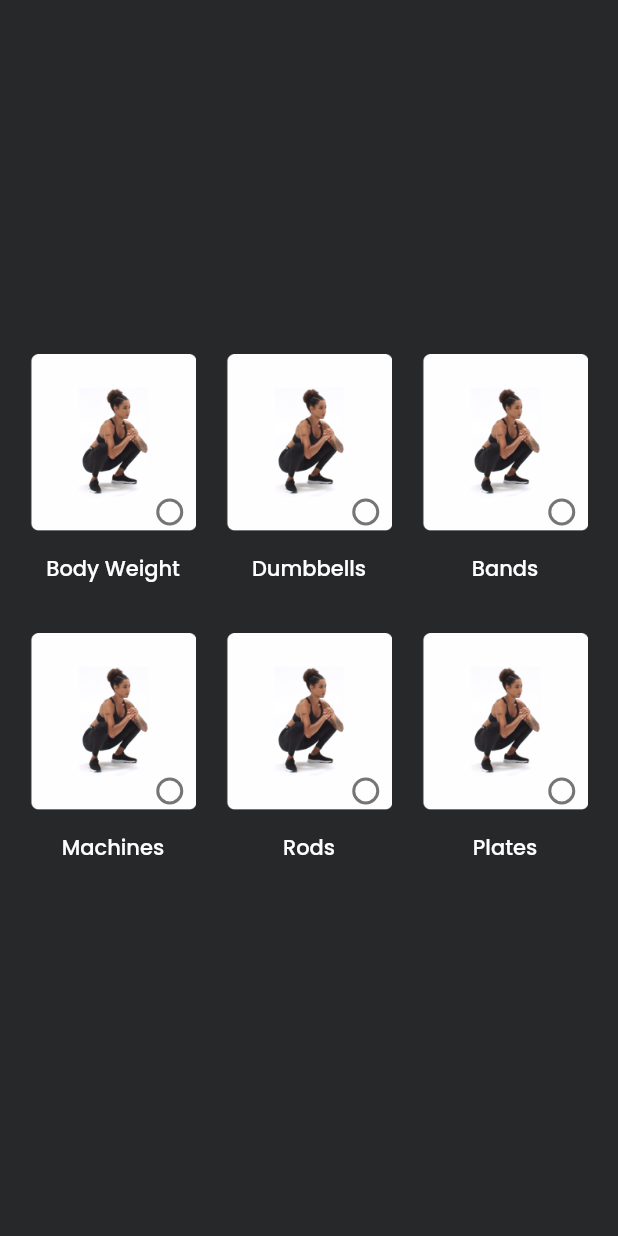
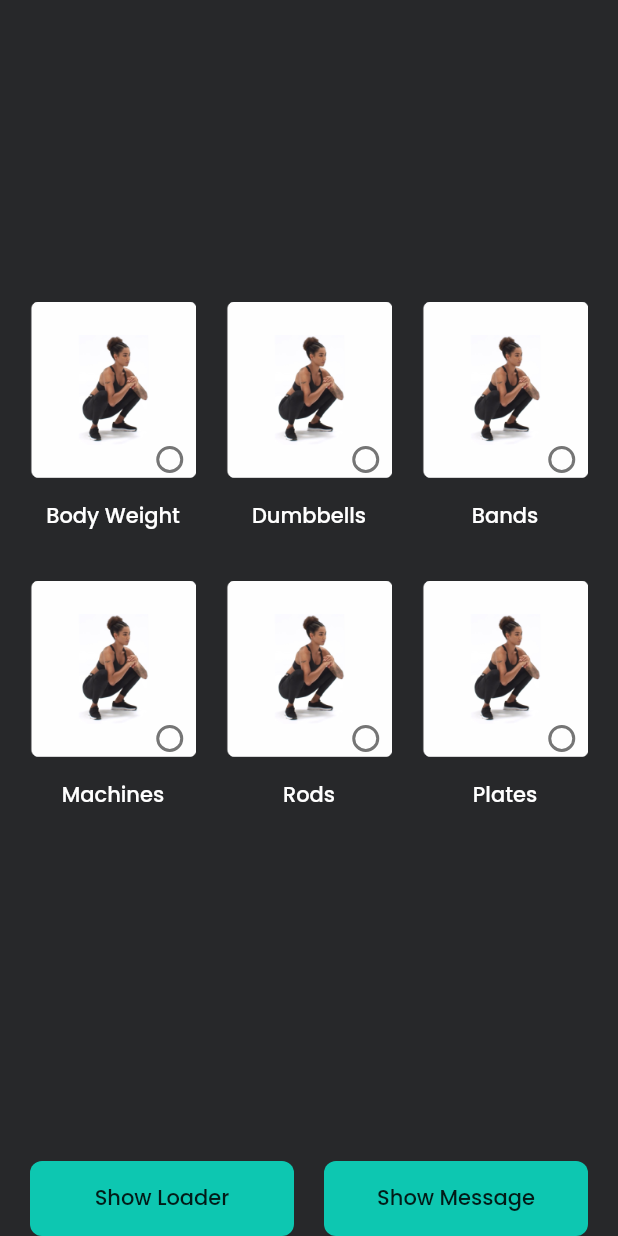
Before and after one commit to scalidig/flutter-test-task, a Flutter app: the screen it shows after launch, on a phone screen of 412 x 824 dp. Run offline on Flutter 3.47's test engine with Material 2 defaults, Android fonts, the phone set to English and light mode, and no system bars; our stand-ins replace flutter_bloc, freezed_annotation, shared_preferences.

Commit message:
task done

```diff
--- a/lib/utils/helpers/helper_functions.dart
+++ b/lib/utils/helpers/helper_functions.dart
@@ -1,9 +1,11 @@
 import 'package:flutter/material.dart';
+import 'package:task_equipment/utils/resources/app_colors.dart';
 
 class HelperFunctions {
   static void showSnackBar(BuildContext context, String message) {
     ScaffoldMessenger.of(context).showSnackBar(
       SnackBar(
+        backgroundColor: AppColors.buttonColor,
         content: Text(message),
       ),
     );
--- a/lib/utils/resources/app_colors.dart
+++ b/lib/utils/resources/app_colors.dart
@@ -2,4 +2,5 @@ import 'dart:ui';
 
 class AppColors {
   static Color backgroundColor = const Color(0xff27282A);
+  static Color buttonColor = const Color(0xff0DC7B1);
 }
--- /dev/null
+++ b/lib/views/equipment/components/equipment_card.dart
@@ -0,0 +1,38 @@
+import 'package:flutter/material.dart';
+import 'package:flutter_bloc/flutter_bloc.dart';
+import 'package:task_equipment/models/equipment/equipment_data_model.dart';
+import 'package:task_equipment/utils/resources/app_text_styles.dart';
+import 'package:task_equipment/views/equipment/components/image_card.dart';
+import 'package:task_equipment/views/equipment/cubit/equipment_cubit.dart';
+
+class EquipmentCard extends StatelessWidget {
+  final EquipmentDataModel item;
+  final int index;
+
+  const EquipmentCard({super.key, required this.item, required this.index});
+
+  @override
+  Widget build(BuildContext context) {
+    return Column(
+      children: [
+        Expanded(
+          flex: 4,
+          child: ImageCard(
+            path: item.imagePath ?? "",
+            isSelected: item.isSelected!,
+            onChange: (val) {
+              BlocProvider.of<EquipmentCubit>(context, listen: false)
+                  .updateAvailableData(context, index, val!);
+            },
+          ),
+        ),
+        Expanded(
+          child: Text(
+            item.title ?? '',
+            style: AppTextStyles.titleStyle.copyWith(color: Colors.white),
+          ),
+        ),
+      ],
+    );
+  }
+}
--- a/lib/views/equipment/components/image_card.dart
+++ b/lib/views/equipment/components/image_card.dart
@@ -1,5 +1,4 @@
 import 'package:flutter/material.dart';
-import 'package:task_equipment/utils/constants/asset_paths.dart';
 import 'package:task_equipment/utils/resources/app_colors.dart';
 
 class ImageCard extends StatelessWidget {
@@ -7,26 +6,53 @@ class ImageCard extends StatelessWidget {
   final bool isSelected;
   final Function(bool?) onChange;
 
-  const ImageCard(
-      {super.key,
+  const ImageCard({
+    Key? key,
     required this.path,
     required this.isSelected,
-      required this.onChange});
+    required this.onChange,
+  }) : super(key: key);
 
   @override
-  Widget build(BuildContext context) => Stack(children: [
-      Image.asset(AssetPaths.bodyWeight),
+  Widget build(BuildContext context) {
+    return GestureDetector(
+      onTap: () {
+        onChange(!isSelected); // Toggle the selection on tap
+      },
+      child: AnimatedOpacity(
+        opacity: isSelected ? 0.6 : 1.0,
+        duration: const Duration(milliseconds: 300),
+        child: Stack(
+          children: [
+            Image.asset(path),
             Positioned(
               bottom: 20,
               right: 10,
+              child: AnimatedSwitcher(
+                duration: const Duration(milliseconds: 300),
                 child: SizedBox(
+                  key: ValueKey<bool>(isSelected),
                   height: 15,
                   width: 15,
                   child: Checkbox(
-              value: isSelected,activeColor: AppColors.backgroundColor,checkColor: Colors.green,
+                    value: isSelected,
+                    activeColor: AppColors.backgroundColor,
+                    checkColor: Colors.green,
                     onChanged: onChange,
                     shape: const CircleBorder(),
                   ),
-          ))
-    ]);
+                ),
+                transitionBuilder: (child, animation) {
+                  return FadeTransition(
+                    opacity: animation,
+                    child: child,
+                  );
+                },
+              ),
+            ),
+          ],
+        ),
+      ),
+    );
   }
+}
--- a/lib/views/equipment/cubit/equipment_state.dart
+++ b/lib/views/equipment/cubit/equipment_state.dart
@@ -2,5 +2,8 @@ part of 'equipment_cubit.dart';
 
 @freezed
 class EquipmentState with _$EquipmentState {
-  const factory EquipmentState.loaded(List<EquipmentDataModel> availableEquipment) = Loaded;
+  const factory EquipmentState.fetchEquipments(
+      List<EquipmentDataModel> availableEquipment) = FetchEquipments;
+
+  const factory EquipmentState.loading() = Loading;
 }
--- a/lib/views/equipment/equipment_view.dart
+++ b/lib/views/equipment/equipment_view.dart
@@ -1,10 +1,10 @@
 import 'package:flutter/material.dart';
 import 'package:flutter_bloc/flutter_bloc.dart';
-import 'package:task_equipment/models/equipment/equipment_data_model.dart';
 import 'package:task_equipment/utils/constants/mock_data.dart';
+import 'package:task_equipment/utils/helpers/helper_functions.dart';
 import 'package:task_equipment/utils/resources/app_colors.dart';
-import 'package:task_equipment/utils/resources/app_text_styles.dart';
-import 'package:task_equipment/views/equipment/components/image_card.dart';
+import 'package:task_equipment/views/equipment/components/equipment_card.dart';
+import 'package:task_equipment/widgets/custom_button.dart';
 
 import 'cubit/equipment_cubit.dart';
 
@@ -14,18 +14,15 @@ class EquipmentView extends StatelessWidget {
   @override
   Widget build(BuildContext context) => Scaffold(
       backgroundColor: AppColors.backgroundColor,
-      body: Column(
-        mainAxisAlignment: MainAxisAlignment.center,
-        crossAxisAlignment: CrossAxisAlignment.center,
-        children: [
-          _listOfEquipments(),
-        ],
-      ));
+      bottomNavigationBar: _bottomBar(context),
+      body: _listOfEquipments());
 
   Widget _listOfEquipments() => BlocBuilder<EquipmentCubit, EquipmentState>(
         builder: (context, state) {
-          if (state.availableEquipment.isNotEmpty) {
-            return Padding(
+          if (state is FetchEquipments && state.availableEquipment.isNotEmpty) {
+            return Align(
+              alignment: Alignment.center,
+              child: Padding(
                 padding: const EdgeInsets.symmetric(horizontal: 20),
                 child: GridView.builder(
                   physics: const NeverScrollableScrollPhysics(),
@@ -39,36 +36,50 @@ class EquipmentView extends StatelessWidget {
                   itemCount: MockData.availableEquipment.length,
                   // Total number of items
                   itemBuilder: (context, index) {
-                  return _equipment(state.availableEquipment[index],index, context);
+                    return EquipmentCard(
+                        item: state.availableEquipment[index], index: index);
                   },
+                ),
               ),
             );
           } else {
-            return const Center(child: CircularProgressIndicator());
+            return Center(
+                child: CircularProgressIndicator(
+              color: AppColors.buttonColor,
+            ));
           }
         },
       );
 
-  Widget _equipment(EquipmentDataModel item,int index,BuildContext context) {
-
-    return Column(
-        children: [
+  Widget _bottomBar(BuildContext context) => SafeArea(
+        bottom: true,
+        child: Padding(
+          padding: const EdgeInsets.only(top: 20, left: 20, right: 20),
+          child: Row(children: [
+            BlocBuilder<EquipmentCubit, EquipmentState>(
+              builder: (context, state) {
+                return Expanded(
+                    child: CustomButton(
+                        onPressed: () => BlocProvider.of<EquipmentCubit>(
+                                context,
+                                listen: false)
+                            .toggleLoader(),
+                        text: state is FetchEquipments
+                            ? "Show Loader"
+                            : "Hide Loader",
+                        color: AppColors.buttonColor));
+              },
+            ),
+            const SizedBox(width: 20),
             Expanded(
-            flex: 4,
-            child: ImageCard(
-                path: item.imagePath ?? "",
-                isSelected: item.isSelected??false,
-                onChange: (val) {
-                  print("SOBI DADA LOOKING FOR INFO ${val}");
-                  BlocProvider.of<EquipmentCubit>(context, listen: false)
-                      .updateAvailableData(index, val!);
-                }),
+                child: CustomButton(
+                    onPressed: () {
+                      HelperFunctions.showSnackBar(
+                          context, "Hello Welcome to Equipment Page");
+                    },
+                    text: "Show Message",
+                    color: AppColors.buttonColor)),
+          ]),
         ),
-          Expanded(
-            child: Text(MockData.availableEquipment[index].title ?? '',
-                style: AppTextStyles.titleStyle.copyWith(color: Colors.white)),
-          )
-        ],
       );
 }
-}
--- a/lib/views/equipment/repository/equipment_repository.dart
+++ b/lib/views/equipment/repository/equipment_repository.dart
@@ -4,43 +4,49 @@ import 'package:task_equipment/utils/constants/preference_keys.dart';
 import 'package:task_equipment/utils/managers/shared_preference_manager.dart';
 
 class EquipmentRepository {
-  EquipmentRepository();
-  List<EquipmentDataModel> fetchAvailableEquipmentList() {
+  static List<EquipmentDataModel> fetchAvailableEquipmentList() {
     List<EquipmentDataModel> response = MockData.availableEquipment;
+
     if (SharedPreferencesManager.getString(PreferenceKeys.selectedEquipment)
         .isNotEmpty) {
       List<EquipmentDataModel> preferenceList = equipmentDataModelFromJson(
           SharedPreferencesManager.getString(PreferenceKeys.selectedEquipment));
       for (var element in preferenceList) {
-        int itemIndex = response.indexOf(element);
+        int itemIndex = response
+            .indexWhere((responseElement) => responseElement.id == element.id);
         response[itemIndex] = element;
       }
     }
     return response;
   }
 
-  Future<void> updateStatusOfEquipment(EquipmentDataModel val) async {
+  static Future<void> updateStatusOfEquipment(EquipmentDataModel val) async {
     if (SharedPreferencesManager.getString(PreferenceKeys.selectedEquipment)
         .isNotEmpty) {
+      {
         List<EquipmentDataModel> preferenceList = equipmentDataModelFromJson(
-          SharedPreferencesManager.getString(PreferenceKeys.selectedEquipment));
+            SharedPreferencesManager.getString(
+                PreferenceKeys.selectedEquipment));
+
         if (preferenceList.contains(val)) {
+          if (val.isSelected == true) {
             int itemIndex = preferenceList.indexOf(val);
             preferenceList[itemIndex] = val;
-
+          } else {
+            preferenceList.remove(val);
           }
-      else{
+        } else {
           preferenceList.add(val);
         }
+
         await SharedPreferencesManager.setString(
             PreferenceKeys.selectedEquipment,
             equipmentDataModelToJson(preferenceList));
       }
-    else {
+    } else {
       List<EquipmentDataModel> preferenceList = [];
       preferenceList.add(val);
-      await SharedPreferencesManager.setString(
-          PreferenceKeys.selectedEquipment,
+      await SharedPreferencesManager.setString(PreferenceKeys.selectedEquipment,
           equipmentDataModelToJson(preferenceList));
     }
   }
--- /dev/null
+++ b/lib/widgets/custom_button.dart
@@ -0,0 +1,58 @@
+import 'package:flutter/material.dart';
+import 'package:task_equipment/utils/resources/app_text_styles.dart';
+
+class CustomButton extends StatelessWidget {
+  final VoidCallback onPressed;
+  final double width;
+  final double height;
+  final Color? color;
+  final Gradient? gradient;
+  final String text;
+  final TextStyle textStyle;
+  final bool fullWidth;
+  final Icon? icon;
+  final MainAxisAlignment iconAlignment;
+
+  const CustomButton({
+    Key? key,
+    required this.onPressed,
+    this.width = 160.0,
+    this.height = 50.0,
+    this.color,
+    this.gradient,
+    required this.text,
+    this.textStyle = const TextStyle(color: Colors.white, fontSize: 16.0),
+    this.fullWidth = false,
+    this.icon,
+    this.iconAlignment = MainAxisAlignment.start,
+  }) : super(key: key);
+
+  @override
+  Widget build(BuildContext context) {
+    final buttonContent = Row(
+      mainAxisAlignment: MainAxisAlignment.center,
+      crossAxisAlignment: CrossAxisAlignment.center,
+      children: [
+        Text(
+          text,
+          style: AppTextStyles.titleStyle,
+        ),
+        if (icon != null) icon!,
+      ],
+    );
+
+    return GestureDetector(
+      onTap: onPressed,
+      child: Container(
+        width: fullWidth ? double.infinity : width,
+        height: height,
+        decoration: BoxDecoration(
+          borderRadius: BorderRadius.circular(8.0),
+          gradient: gradient,
+          color: color,
+        ),
+        child: Center(child: buttonContent),
+      ),
+    );
+  }
+}
--- a/pubspec.yaml
+++ b/pubspec.yaml
@@ -52,6 +52,8 @@ dev_dependencies:
   build_runner: ^2.4.6
   json_serializable: ^6.7.1
   json_annotation: ^4.8.1
+  custom_lint: ^0.5.2
+
 
 
 # For information on the generic Dart part of this file, see the
```
Also changed, not shown: analysis_options.yaml (+2 -30 lines), lib/views/equipment/cubit/equipment_cubit.dart (+34 -12 lines), lib/views/equipment/cubit/equipment_cubit.freezed.dart, pubspec.lock. Lines whose indentation alone changed are shown as unchanged.
